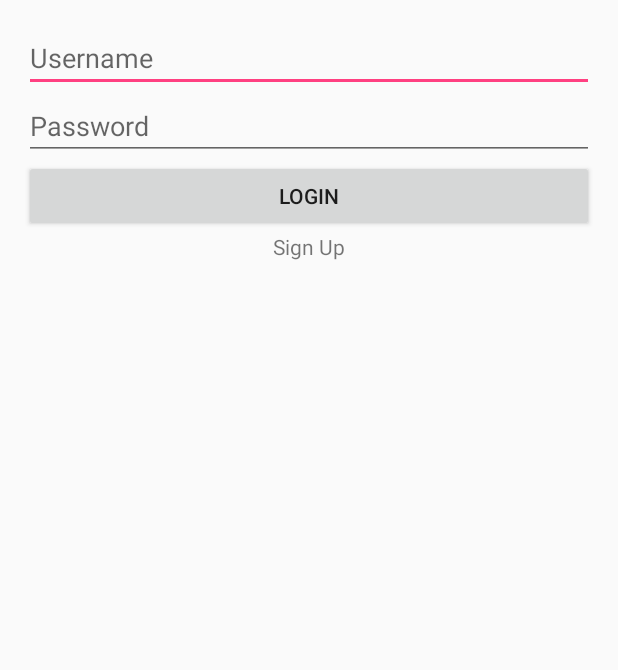
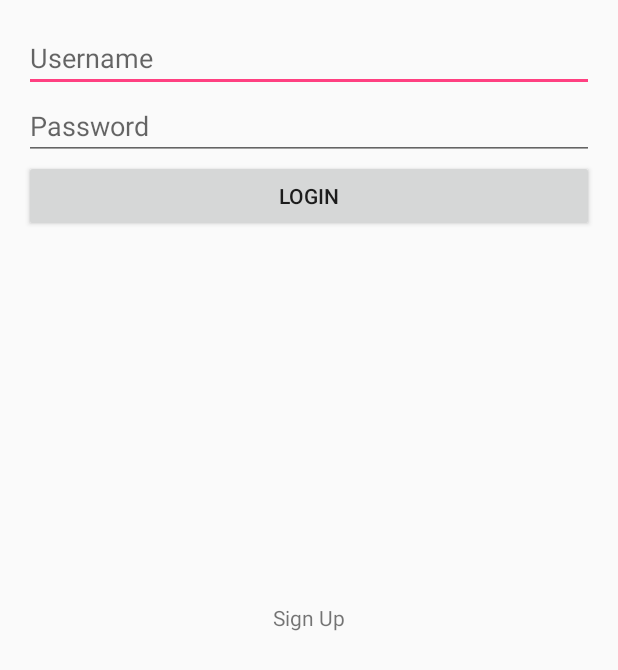
Before and after one commit to kirtan96/Sherpa, an Android app: the screen it shows after launch (LoginActivity), on a phone screen of 412 x 824 dp. Shown: the top 670 px of the screen. Run offline under Robolectric (Android 15) with nearby library versions, the phone set to English and light mode, and no system bars; 2 statements that could not run were skipped.

Commit message:
Moved "Sign up" text a little lower

```diff
--- a/app/src/main/res/layout/content_login.xml
+++ b/app/src/main/res/layout/content_login.xml
@@ -44,8 +44,7 @@
         android:layout_height="wrap_content"
         android:text="Sign Up"
         android:id="@+id/signupText"
-        android:layout_centerHorizontal="true"
-        android:layout_marginBottom="49dp"
-        android:layout_below="@+id/loginButton" />
+        android:layout_centerVertical="true"
+        android:layout_centerHorizontal="true" />
 
 </RelativeLayout>
```
